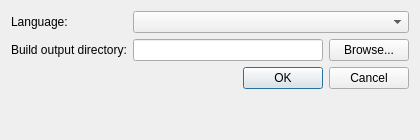
This is src/tools/nide/ui/SettingsDialog.ui in dliting/nlang as Qt 5 draws it before an edit. The edited form follows.
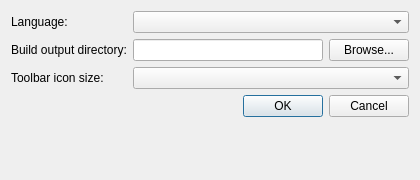
This is the edited form.

Commit message: ﻿feat(nide): refresh toolbar icons and add configurable icon size

```diff
--- a/src/tools/nide/ui/SettingsDialog.ui
+++ b/src/tools/nide/ui/SettingsDialog.ui
@@ -7,7 +7,7 @@
     <x>0</x>
     <y>0</y>
     <width>420</width>
-    <height>140</height>
+    <height>180</height>
    </rect>
   </property>
   <property name="windowTitle">
@@ -45,7 +45,17 @@
      </item>
     </layout>
    </item>
-   <item row="2" column="0" colspan="2">
+   <item row="2" column="0">
+    <widget class="QLabel" name="lblIconSize">
+     <property name="text">
+      <string>Toolbar icon size:</string>
+     </property>
+    </widget>
+   </item>
+   <item row="2" column="1">
+    <widget class="QComboBox" name="cmbIconSize"/>
+   </item>
+   <item row="3" column="0" colspan="2">
     <widget class="QDialogButtonBox" name="buttonBox">
      <property name="orientation">
       <enum>Qt::Horizontal</enum>
```
The commit also changes 37 other files.
